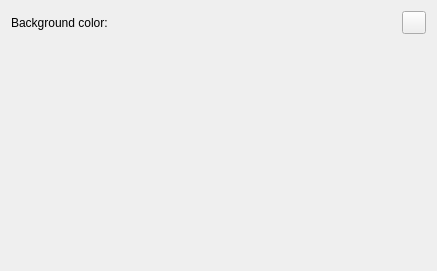
This is plugins/textshape/dialogs/ParagraphDecorations.ui in KDE/calligra as Qt 5 draws it before an edit. The edited form follows.
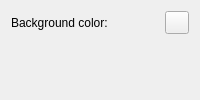
This is the edited form. Icons and pictures are not drawn. Custom widgets are drawn as their Qt base class.

Commit message: Port ParagraphDropCaps to QFormLayout

The edit to the form file:
```diff
--- a/plugins/textshape/dialogs/ParagraphDecorations.ui
+++ b/plugins/textshape/dialogs/ParagraphDecorations.ui
@@ -1,14 +1,6 @@
 <ui version="4.0" >
  <class>ParagraphDecorations</class>
  <widget class="QWidget" name="ParagraphDecorations" >
-  <property name="geometry" >
-   <rect>
-    <x>0</x>
-    <y>0</y>
-    <width>437</width>
-    <height>271</height>
-   </rect>
-  </property>
   <layout class="QHBoxLayout" name="mainLayout">
    <item>
     <layout class="QFormLayout" name="formLayout" >
```
Left out of the diff: 8 changed lines with no effect on the pictures. The commit also changes 3 other files.
